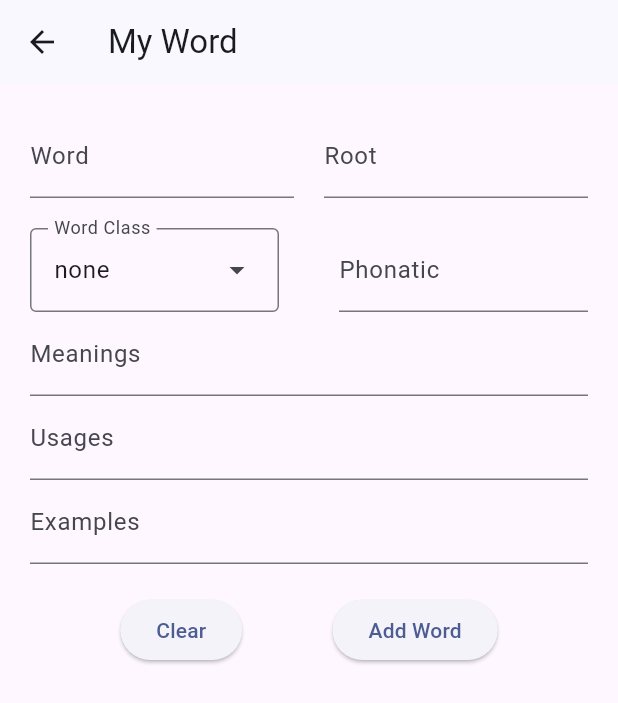
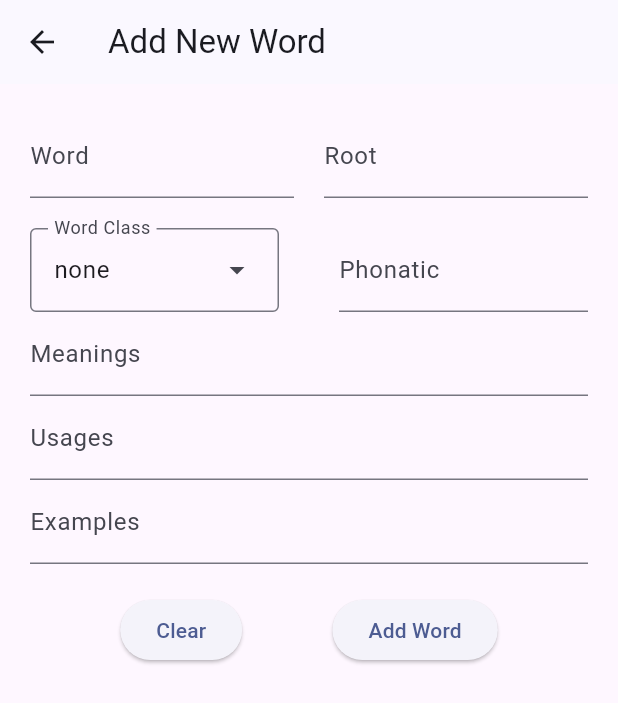
Before and after one commit to siddharth177/vocab-list, a Flutter app: the AddWordWidget screen opened directly, on a phone screen of 412 x 824 dp. Shown: the top 703 px of the screen. Run offline on Flutter 3.47's test engine with Material 3 defaults, Android fonts, the phone set to English and light mode, and no system bars; our stand-ins replace cloud_firestore, firebase_auth, firebase_core, flutter_riverpod, flutter_slidable, google_fonts and 1 more; accounts and stored records are empty.

Commit message:
edit and add new word

```diff
--- a/lib/screens/vocab_list.dart
+++ b/lib/screens/vocab_list.dart
@@ -45,6 +45,7 @@ class _WordsListScreenState extends State<WordsListScreen> {
             examples: [],
             usages: [],
             meanings: [],
+            popupTitle: 'Add New Word',
           );
         },
         isScrollControlled: true,
--- a/lib/widgets/add_word_widget.dart
+++ b/lib/widgets/add_word_widget.dart
@@ -5,14 +5,16 @@ import '../utils/firebase.dart';
 
 class AddWordWidget extends StatefulWidget {
   AddWordWidget(
-      {required this.word,
+      {
+        super.key,
+        required this.word,
       required this.root,
       required this.phonatic,
       required this.wordClass,
       required this.examples,
       required this.usages,
       required this.meanings,
-      super.key});
+        required this.popupTitle});
 
   String word = '';
   String phonatic = '';
@@ -21,6 +23,7 @@ class AddWordWidget extends StatefulWidget {
   List<String> meanings = [];
   List<String> usages = [];
   List<String> examples = [];
+  String popupTitle = 'Add New Word';
 
   @override
   State<AddWordWidget> createState() {
@@ -37,6 +40,7 @@ class _AddWordWidgetState extends State<AddWordWidget> {
   List<String> _meanings = [];
   List<String> _usages = [];
   List<String> _examples = [];
+  String _popupTitle = "Add New Word";
 
   @override
   void initState() {
@@ -48,6 +52,7 @@ class _AddWordWidgetState extends State<AddWordWidget> {
     _meanings = widget.meanings;
     _usages = widget.usages;
     _examples = widget.examples;
+    _popupTitle = widget.popupTitle;
 
     _wordController.text = _word;
     _phonaticController.text = _phonatic;
@@ -118,7 +123,7 @@ class _AddWordWidgetState extends State<AddWordWidget> {
               .top),
       child: Scaffold(
         appBar: AppBar(
-          title: const Text("My Word"),
+          title: Text(_popupTitle),
         ),
         body: Form(
           key: _formKey,
```
Also changed, not shown: lib/widgets/word_display_widget.dart (+8 -31 lines).
